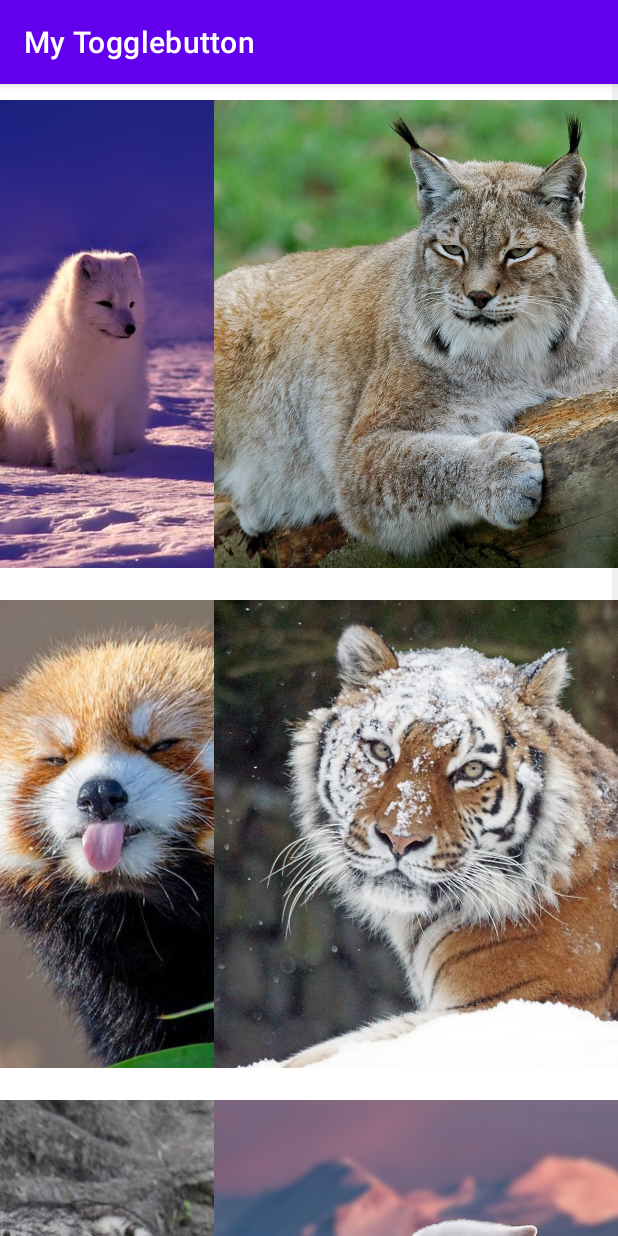
After one commit to 5hr1ganesh/myAppl1cation2, an Android app: the AnimalsInfo screen opened directly, with no data from a screen before it, on a phone screen of 412 x 824 dp. The commit adds this screen. Run offline under Robolectric (Android 15) with nearby library versions, the phone set to English and light mode, and no system bars.

Commit message:
Lots of changes made!!!

```diff
--- a/app/src/main/AndroidManifest.xml
+++ b/app/src/main/AndroidManifest.xml
@@ -10,6 +10,12 @@
         android:roundIcon="@mipmap/ic_launcher_round"
         android:supportsRtl="true"
         android:theme="@style/Theme.MyApplication">
+        <activity
+            android:name=".HelloActivity"
+            android:exported="false" />
+        <activity
+            android:name=".AnimalsInfo"
+            android:exported="false" />
         <activity
             android:name=".MediaPlayerActivity"
             android:exported="false" />
--- /dev/null
+++ b/app/src/main/java/com/dharamveer/mytogglebutton/AnimalsInfo.java
@@ -0,0 +1,88 @@
+package com.dharamveer.mytogglebutton;
+
+import androidx.appcompat.app.AppCompatActivity;
+
+import android.content.Context;
+import android.os.Bundle;
+import android.view.View;
+import android.view.ViewGroup;
+import android.widget.BaseAdapter;
+import android.widget.GridView;
+import android.widget.ImageView;
+import android.widget.Toast;
+
+
+public class AnimalsInfo extends AppCompatActivity {
+    GridView gridView;
+    Integer[] imageId = {
+            R.drawable.arcticfox, R.drawable.lynx, R.drawable.redpanda, R.drawable.siberiantigger, R.drawable.snowleepard, R.drawable.wolf,
+    };
+
+    @Override
+    protected void onCreate(Bundle savedInstanceState) {
+        super.onCreate(savedInstanceState);
+        setContentView(R.layout.activity_animals_info);
+
+        gridView = (GridView) findViewById(R.id.gridView);
+        gridView.setAdapter(new ImageAdapterGridView(this));
+
+        gridView.setOnItemClickListener((parent, view, position, id) -> {
+            if (position == 0)
+                Toast.makeText(AnimalsInfo.this, "ArcticFox", Toast.LENGTH_SHORT).show();
+            else if (position == 1)
+                Toast.makeText(AnimalsInfo.this, "Lynx", Toast.LENGTH_SHORT).show();
+            else if (position == 2)
+                Toast.makeText(AnimalsInfo.this, "Red Panda", Toast.LENGTH_SHORT).show();
+            else if (position == 3)
+                Toast.makeText(AnimalsInfo.this, "Siberian Tiger", Toast.LENGTH_SHORT).show();
+            else if (position == 4)
+                Toast.makeText(AnimalsInfo.this, "Snow Leopard", Toast.LENGTH_SHORT).show();
+            else if (position == 5)
+                Toast.makeText(AnimalsInfo.this, "Snow Leopard", Toast.LENGTH_SHORT).show();
+        });
+
+    }
+
+    public class ImageAdapterGridView extends BaseAdapter {
+        Context context;
+
+        public ImageAdapterGridView(Context c) {
+            context = c;
+        }
+
+        @Override
+        public int getCount() {
+            return imageId.length;
+        }
+
+        @Override
+        public Object getItem(int position) {
+            return null;
+        }
+
+        @Override
+        public long getItemId(int position) {
+            return 0;
+        }
+
+        @Override
+        public View getView(int position, View convertView, ViewGroup parent) {
+            ImageView imageView;
+            if (convertView == null) {
+                imageView = new ImageView(context);
+                imageView.setLayoutParams(new
+                        GridView.LayoutParams(500, 500));
+                imageView.setScaleType(ImageView.ScaleType.CENTER_CROP);
+
+                imageView.setPadding(16, 16, 16, 16);
+            } else {
+                imageView = (ImageView) convertView;
+            }
+            imageView.setImageResource(imageId[position]);
+            return imageView;
+        }
+
+
+    }
+
+}
--- a/app/src/main/java/com/dharamveer/mytogglebutton/MediaPlayerActivity.java
+++ b/app/src/main/java/com/dharamveer/mytogglebutton/MediaPlayerActivity.java
@@ -20,7 +20,7 @@ public class MediaPlayerActivity extends AppCompatActivity {
         setContentView(binding.getRoot());
 
         try {
-            mp = MediaPlayer.create(this, R.raw.kalimba);
+            mp = MediaPlayer.create(this, R.raw.shriram_ashtakam);
             mp.setScreenOnWhilePlaying(true);
         } catch (Exception e) {
             System.out.println(e.toString());
--- /dev/null
+++ b/app/src/main/res/layout/activity_animals_info.xml
@@ -0,0 +1,19 @@
+<?xml version="1.0" encoding="utf-8"?>
+<LinearLayout
+    xmlns:android="http://schemas.android.com/apk/res/android"
+    xmlns:tools="http://schemas.android.com/tools"
+    xmlns:app="http://schemas.android.com/apk/res-auto"
+    android:layout_width="match_parent"
+    android:layout_height="match_parent"
+    tools:context=".AnimalsInfo">
+
+    <GridView
+        android:layout_width="match_parent"
+        android:layout_height="match_parent"
+        android:layout_gravity="center"
+        android:stretchMode="columnWidth"
+        android:numColumns="2"
+        android:id="@+id/gridView"
+        android:gravity="center"/>
+
+  </LinearLayout>
--- a/app/src/main/res/layout/activity_dbexample.xml
+++ b/app/src/main/res/layout/activity_dbexample.xml
@@ -4,7 +4,8 @@
     xmlns:tools="http://schemas.android.com/tools"
     android:layout_width="match_parent"
     android:layout_height="match_parent"
-    tools:context=".DBExampleActivity">
+    tools:context=".DBExampleActivity"
+    android:background="@color/verydarkgrey">
 
     <EditText
         android:id="@+id/editTextPersonName"
@@ -25,6 +26,7 @@
         android:layout_width="wrap_content"
         android:layout_height="wrap_content"
         android:text="Add"
+        android:backgroundTint="@color/Orange"
         app:layout_constraintBottom_toBottomOf="parent"
         app:layout_constraintEnd_toStartOf="@+id/buttonView"
         app:layout_constraintStart_toStartOf="parent"
@@ -35,6 +37,7 @@
         android:layout_width="wrap_content"
         android:layout_height="wrap_content"
         android:text="View"
+        android:backgroundTint="@color/Orange"
         app:layout_constraintBottom_toBottomOf="@+id/buttonAdd"
         app:layout_constraintEnd_toEndOf="parent"
         app:layout_constraintStart_toEndOf="@+id/buttonAdd"
--- a/app/src/main/res/layout/activity_list_data.xml
+++ b/app/src/main/res/layout/activity_list_data.xml
@@ -3,6 +3,7 @@
     xmlns:android="http://schemas.android.com/apk/res/android"
     xmlns:app="http://schemas.android.com/apk/res-auto"
     xmlns:tools="http://schemas.android.com/tools"
+    android:background="@color/verydarkgrey"
     android:layout_width="match_parent"
     android:layout_height="match_parent"
     android:orientation="vertical"
--- a/app/src/main/res/layout/activity_media_player.xml
+++ b/app/src/main/res/layout/activity_media_player.xml
@@ -4,7 +4,8 @@
     xmlns:tools="http://schemas.android.com/tools"
     android:layout_width="match_parent"
     android:layout_height="match_parent"
-    tools:context=".MediaPlayerActivity">
+    tools:context=".MediaPlayerActivity"
+    android:background="@color/verydarkgrey">
 
     <ImageView
         android:id="@+id/imageView"
@@ -12,12 +13,11 @@
         android:layout_height="255dp"
         android:layout_margin="45dp"
         android:layout_marginBottom="82dp"
-        android:scaleType="centerCrop"
         app:layout_constraintBottom_toTopOf="@+id/seekBar"
         app:layout_constraintEnd_toEndOf="parent"
         app:layout_constraintStart_toStartOf="parent"
         app:layout_constraintTop_toTopOf="parent"
-        tools:srcCompat="@tools:sample/avatars" />
+        app:srcCompat="@drawable/shriram" />
 
     <com.google.android.material.floatingactionbutton.FloatingActionButton
         android:id="@+id/fab"
--- a/app/src/main/res/layout/activity_notification.xml
+++ b/app/src/main/res/layout/activity_notification.xml
@@ -2,6 +2,7 @@
 <androidx.constraintlayout.widget.ConstraintLayout xmlns:android="http://schemas.android.com/apk/res/android"
     xmlns:app="http://schemas.android.com/apk/res-auto"
     xmlns:tools="http://schemas.android.com/tools"
+    android:background="@color/verydarkgrey"
     android:layout_width="match_parent"
     android:layout_height="match_parent"
     tools:context=".NotificationActivity">
@@ -19,6 +20,7 @@
 
     <Button
         android:id="@+id/button6"
+        android:backgroundTint="@color/Orange"
         android:layout_width="wrap_content"
         android:layout_height="wrap_content"
         android:text="Send Notification"
```
Also changed, not shown: app/src/main/java/com/dharamveer/mytogglebutton/HelloActivity.java (added, +14 -0 lines), app/src/main/java/com/dharamveer/mytogglebutton/MainActivity.java (+8 -0 lines), app/src/main/res/layout/activity_hello.xml (added, +26 -0 lines), app/src/main/res/menu/opt.xml (+8 -0 lines), app/src/main/res/drawable/arcticfox.jpeg (added), app/src/main/res/drawable/lynx.jpeg (added), app/src/main/res/drawable/redpanda.png (added), app/src/main/res/drawable/shriram.webp (added), app/src/main/res/drawable/siberiantigger.jpeg (added), app/src/main/res/drawable/snowleepard.jpg (added), app/src/main/res/drawable/wolf.jpg (added), 1 other file.
